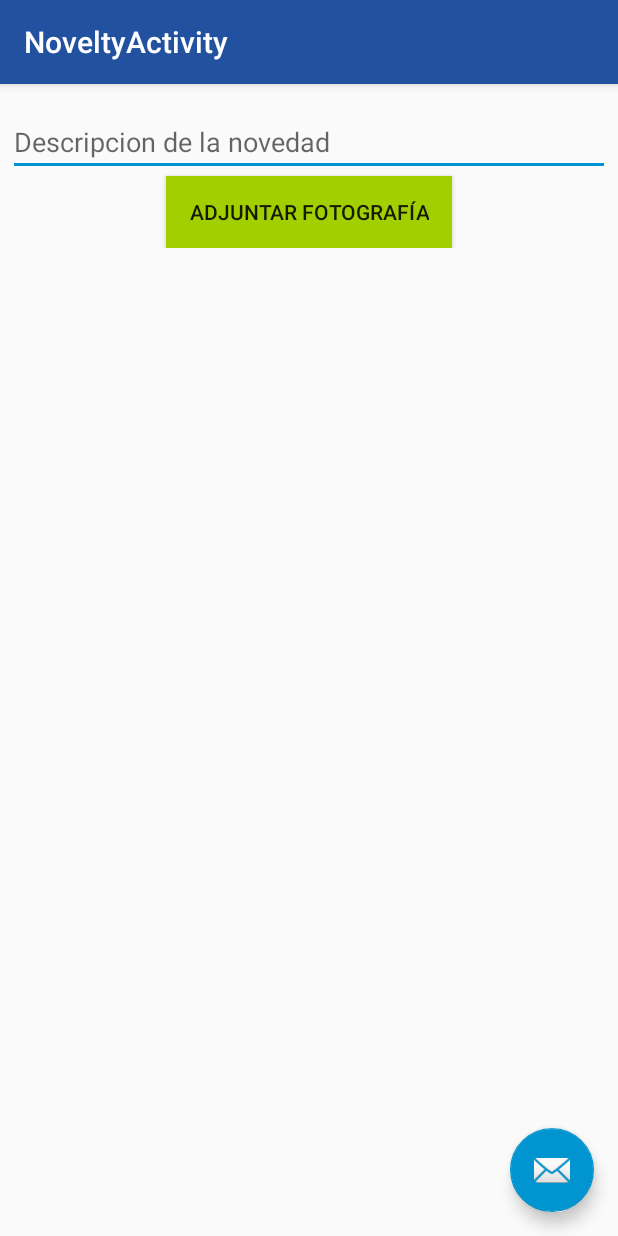
After one commit to mrljaime/guardMonitor, an Android app: the NoveltyActivity screen opened directly, with no data from a screen before it, on a phone screen of 412 x 824 dp. The commit adds this screen. Run offline under Robolectric (Android 15) with nearby library versions, the phone set to English and light mode, and no system bars.

Commit message:
Antes de tomar fotografía

```diff
--- a/app/build.gradle
+++ b/app/build.gradle
@@ -25,6 +25,5 @@ dependencies {
     compile 'com.android.support:appcompat-v7:23.2.1'
     compile 'com.android.support:design:23.2.1'
     compile 'com.android.support:support-v4:23.2.1'
-    compile 'com.android.support:recyclerview-v7:23.2.1'
     compile 'com.mcxiaoke.volley:library:1.0.16'
 }
--- /dev/null
+++ b/app/src/main/java/com/tilatina/guardmonitor/NoveltyActivity.java
@@ -0,0 +1,85 @@
+package com.tilatina.guardmonitor;
+
+import android.content.Intent;
+import android.graphics.Bitmap;
+import android.media.Image;
+import android.net.Uri;
+import android.os.Bundle;
+import android.os.Environment;
+import android.provider.MediaStore;
+import android.support.design.widget.FloatingActionButton;
+import android.support.design.widget.Snackbar;
+import android.support.v7.app.AppCompatActivity;
+import android.support.v7.widget.Toolbar;
+import android.view.View;
+import android.widget.Button;
+import android.widget.ImageView;
+
+import java.io.File;
+import java.io.IOException;
+import java.text.SimpleDateFormat;
+import java.util.Date;
+
+public class NoveltyActivity extends AppCompatActivity {
+
+    String mCurrentPhotoPath;
+    ImageView viewPicture;
+
+    @Override
+    protected void onCreate(Bundle savedInstanceState) {
+        super.onCreate(savedInstanceState);
+        setContentView(R.layout.activity_novelty);
+        Toolbar toolbar = (Toolbar) findViewById(R.id.toolbar);
+        setSupportActionBar(toolbar);
+
+        final Button takePicture = (Button) findViewById(R.id.takePicture);
+        viewPicture = (ImageView) findViewById(R.id.capturedPicture);
+
+        takePicture.setOnClickListener(new View.OnClickListener() {
+            @Override
+            public void onClick(View v) {
+                Intent takePictureIntent = new Intent(MediaStore.ACTION_IMAGE_CAPTURE);
+
+                if (takePictureIntent.resolveActivity(getPackageManager()) != null) {
+                    try {
+                        File picture = createImageFile();
+                        Uri image = Uri.fromFile(picture);
+                        takePictureIntent.putExtra(MediaStore.EXTRA_OUTPUT, image);
+                    }catch (IOException e) {
+                        e.printStackTrace();
+                    }
+                    startActivityForResult(takePictureIntent, 1);
+                }
+            }
+        });
+    }
+
+    @Override
+    protected void onActivityResult(int requestCode, int resultCode, Intent data) {
+        if (requestCode == 1 && resultCode == RESULT_OK) {
+            Bundle extras = data.getExtras();
+            Bitmap imageBitmap = (Bitmap) extras.get("data");
+            viewPicu
+
+        }
+    }
+
+    private File createImageFile() throws IOException{
+
+        String timeStamp = new SimpleDateFormat("yyyyMMdd_HHmmss").format(new Date());
+        String imageFileName = "JPEG_" + timeStamp + "_";
+        File storageDir = Environment.getExternalStoragePublicDirectory(
+                Environment.DIRECTORY_PICTURES);
+        File image = File.createTempFile(
+                imageFileName,  /* prefix */
+                ".jpg",         /* suffix */
+                storageDir      /* directory */
+        );
+
+        // Save a file: path for use with ACTION_VIEW intents
+        mCurrentPhotoPath = "file:" + image.getAbsolutePath();
+        return image;
+    }
+
+
+}
--- /dev/null
+++ b/app/src/main/res/layout/activity_novelty.xml
@@ -0,0 +1,34 @@
+<?xml version="1.0" encoding="utf-8"?>
+<android.support.design.widget.CoordinatorLayout xmlns:android="http://schemas.android.com/apk/res/android"
+    xmlns:app="http://schemas.android.com/apk/res-auto"
+    xmlns:tools="http://schemas.android.com/tools"
+    android:layout_width="match_parent"
+    android:layout_height="match_parent"
+    android:fitsSystemWindows="true"
+    tools:context="com.tilatina.guardmonitor.NoveltyActivity">
+
+    <android.support.design.widget.AppBarLayout
+        android:layout_width="match_parent"
+        android:layout_height="wrap_content"
+        android:theme="@style/AppTheme.AppBarOverlay">
+
+        <android.support.v7.widget.Toolbar
+            android:id="@+id/toolbar"
+            android:layout_width="match_parent"
+            android:layout_height="?attr/actionBarSize"
+            android:background="?attr/colorPrimary"
+            app:popupTheme="@style/AppTheme.PopupOverlay" />
+
+    </android.support.design.widget.AppBarLayout>
+
+    <include layout="@layout/content_novelty" />
+
+    <android.support.design.widget.FloatingActionButton
+        android:id="@+id/fab"
+        android:layout_width="wrap_content"
+        android:layout_height="wrap_content"
+        android:layout_gravity="bottom|end"
+        android:layout_margin="@dimen/fab_margin"
+        android:src="@android:drawable/ic_dialog_email" />
+
+</android.support.design.widget.CoordinatorLayout>
--- /dev/null
+++ b/app/src/main/res/layout/content_novelty.xml
@@ -0,0 +1,47 @@
+<?xml version="1.0" encoding="utf-8"?>
+<RelativeLayout xmlns:android="http://schemas.android.com/apk/res/android"
+    xmlns:app="http://schemas.android.com/apk/res-auto"
+    xmlns:tools="http://schemas.android.com/tools"
+    android:layout_width="match_parent"
+    android:layout_height="match_parent"
+    android:paddingBottom="5dp"
+    android:paddingLeft="5dp"
+    android:paddingRight="5dp"
+    android:paddingTop="@dimen/activity_vertical_margin"
+    app:layout_behavior="@string/appbar_scrolling_view_behavior"
+    tools:context="com.tilatina.guardmonitor.NoveltyActivity"
+    tools:showIn="@layout/activity_novelty">
+
+    <ScrollView
+        android:layout_width="match_parent"
+        android:layout_height="match_parent"
+        android:id="@+id/scrollView">
+
+        <RelativeLayout
+            android:layout_width="match_parent"
+            android:layout_height="match_parent"
+            android:paddingBottom="10dp">
+
+            <EditText
+                android:layout_width="match_parent"
+                android:layout_height="wrap_content"
+                android:hint="Descripcion de la novedad"
+                android:id="@+id/noveltyText" />
+
+            <Button
+                android:layout_width="wrap_content"
+                android:layout_height="wrap_content"
+                android:text="Adjuntar fotografía"
+                android:id="@+id/takePicture"
+                android:layout_below="@+id/noveltyText"
+                android:background="@color/greenForActions"
+                android:layout_centerHorizontal="true"
+                android:paddingRight="15dp"
+                android:paddingLeft="15dp" />
+
+
+        </RelativeLayout>
+
+    </ScrollView>
+
+</RelativeLayout>
--- a/app/src/main/res/menu/menu_login.xml
+++ b/app/src/main/res/menu/menu_login.xml
@@ -3,8 +3,8 @@
     xmlns:tools="http://schemas.android.com/tools"
     tools:context="com.tilatina.guardmonitor.LoginActivity">
     <item
-        android:id="@+id/action_settings"
+        android:id="@+id/logout"
         android:orderInCategory="100"
-        android:title="@string/action_settings"
+        android:title="Cerrar sesión"
         app:showAsAction="never" />
 </menu>
--- a/app/src/main/res/values/strings.xml
+++ b/app/src/main/res/values/strings.xml
@@ -1,4 +1,6 @@
 <resources>
     <string name="app_name">Guard Monitor</string>
     <string name="action_settings">Settings</string>
+    <string name="title_activity_main">MainActivity</string>
+    <string name="title_activity_novelty">NoveltyActivity</string>
 </resources>
```
Also changed, not shown: app/src/main/AndroidManifest.xml (+14 -0 lines), app/src/main/java/com/tilatina/guardmonitor/LoginActivity.java (+86 -0 lines), app/src/main/java/com/tilatina/guardmonitor/MainActivity.java (added, +73 -0 lines), app/src/main/java/com/tilatina/guardmonitor/Utilities/WebService.java (added, +55 -0 lines), app/src/main/res/layout/activity_main.xml (added, +26 -0 lines), app/src/main/res/layout/content_login.xml (+14 -6 lines), app/src/main/res/layout/content_main.xml (added, +40 -0 lines).
